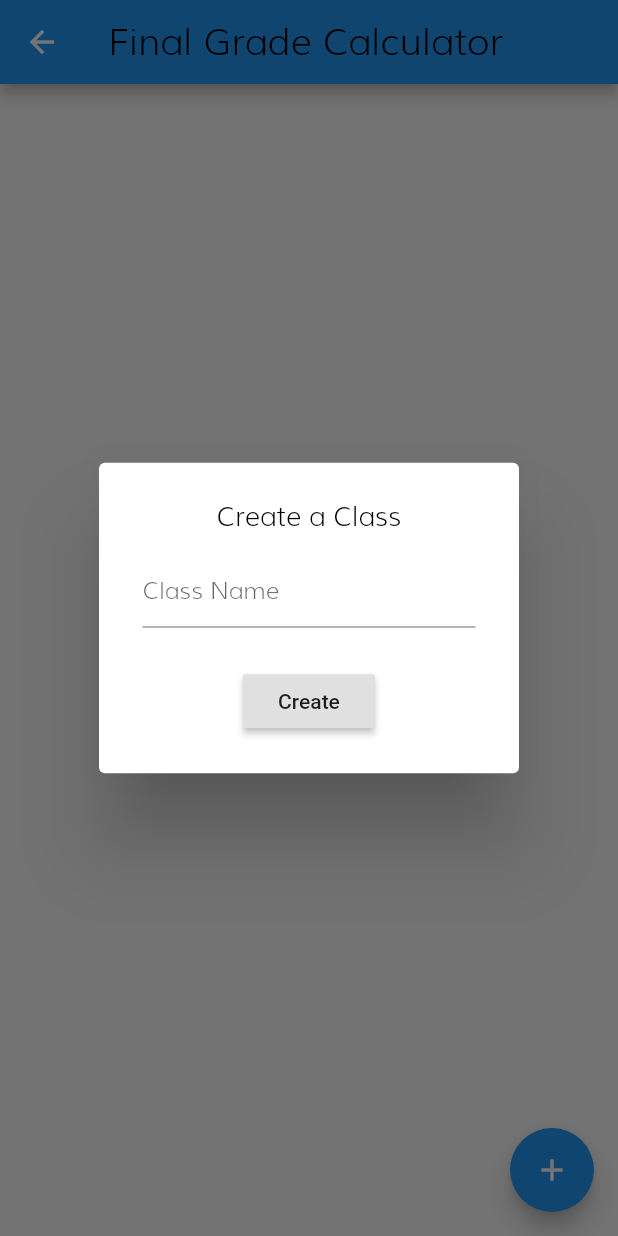
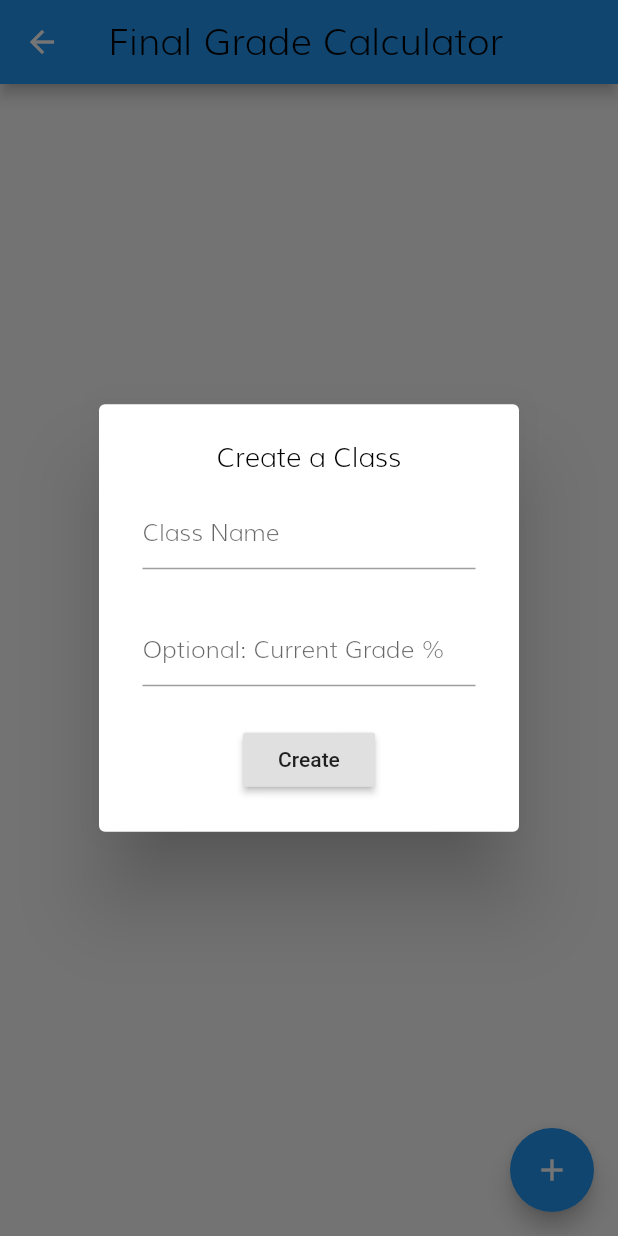
Before and after one commit to vincentT360/GradeBookApp, a Flutter app: the ClassGradeScreen screen opened directly with sample values from the repository, after a tap on the "add" icon, on a phone screen of 412 x 824 dp. Run offline on Flutter 3.47's test engine with Material 2 defaults, Android fonts, the phone set to English and light mode, and no system bars; our stand-ins replace sqflite; accounts and stored records are empty.

Commit message:
Added showing current grade and edit button

```diff
--- a/lib/class_grade.dart
+++ b/lib/class_grade.dart
@@ -41,6 +41,7 @@ class _ClassGradeScreenState extends State<ClassGradeScreen>{
   _ClassGradeScreenState(this.currentTool);
 
   static TextEditingController createClassController = TextEditingController();
+  static TextEditingController currentGradeController = TextEditingController();
 
   final dbHelper = DatabaseHelper.instance;
   List<UserClasses> retrieved = [];
@@ -48,7 +49,6 @@ class _ClassGradeScreenState extends State<ClassGradeScreen>{
   @override
   Widget build(BuildContext context)
   {
-    //Retrieve any classes stored in database
     return Scaffold(
       appBar: AppBar(title: Text(currentTool.toolName, style: Styles.navBarHeader)),
       body: Column(children: _renderColumnClasses(context)),
@@ -74,24 +74,58 @@ class _ClassGradeScreenState extends State<ClassGradeScreen>{
   }
 
   List<Widget> _createClassAlertDialog()
-  {
+  { //Create the pop up to add a class
     return [
             Container(padding: EdgeInsets.fromLTRB(5.0, 5.0, 5.0, 10.0), child: Text("Create a Class", textAlign: TextAlign.center, style: Styles.popUpText,)),
-            Container(padding: EdgeInsets.fromLTRB(5.0, 5.0, 5.0, 25.0), child: TextField(controller: createClassController, style: Styles.defaultText, decoration: InputDecoration(hintText: "Class Name"))),
-            Container(child: RaisedButton(child: Text("Create"), onPressed: _onPressedCreateClass, ))
+            _createTextFieldForCreateClass(createClassController, "Class Name"),
+            _createTextFieldForCreateClass(currentGradeController, "Optional: Current Grade %"),
+            Container(child: RaisedButton(child: Text("Create"), onPressed: _onPressedCreateClass))
           ];
   }
 
-  void _onPressedCreateClass(){
-
-    setState(() { //setState needed so we redraw the widget
-        _insertClassAsync(UserClasses(className: createClassController.text));
-    });
-    createClassController.clear();
-
+  _createTextFieldForCreateClass(TextEditingController controller, String hintText)
+  { //Render the text fields to retrieve user input
+    return Container(padding: EdgeInsets.fromLTRB(5.0, 5.0, 5.0, 25.0), child: TextField(controller: controller, style: Styles.defaultText, decoration: InputDecoration(hintText: hintText)));
   }
 
-  List<Widget> _renderColumnClasses(BuildContext context){
+  void _onPressedCreateClass()
+  {
+    //Determine appropriate response when class is added such as any value in current grade.
+    if (currentGradeController.text != "")
+    {
+      try {
+        double classGrade = double.parse(currentGradeController.text);
+        setState(() { //setState needed so we redraw the widget
+          _insertClassAsync(UserClasses(className: createClassController.text, grade: classGrade));
+      });
+      } on FormatException {
+        _wrongGradeInputAlertDialog();
+      }
+    } else {
+      setState(() { //setState needed so we redraw the widget
+          _insertClassAsync(UserClasses(className: createClassController.text, grade: 0.0));
+      });
+    }
+
+    createClassController.clear();
+    currentGradeController.clear();
+  }
+
+  void _wrongGradeInputAlertDialog()
+  {//Display error message if wrong input for current grade received.
+    showDialog(
+      context: context,
+      builder: (context) {
+        return AlertDialog(content:
+          Column(children: [Text("Please enter a decimal number only, no other characters please!", style: Styles.defaultText)], mainAxisSize: MainAxisSize.min,
+          )
+        );
+        }
+      );
+  }
+
+  List<Widget> _renderColumnClasses(BuildContext context)
+  { //Render the column children which are the classes the user has
     //List of classes to build, pulled from database
     _getClassesAsync();
 
@@ -106,16 +140,27 @@ class _ClassGradeScreenState extends State<ClassGradeScreen>{
 
   }
 
-  Widget _addCard(int index){
+  Widget _addCard(int index)
+  {
+    //Add the actual card itself
     return Card(
       child: Column(
         children: [
           Row(children: [_renderRowTitle(index), _deleteButton(index)], mainAxisAlignment: MainAxisAlignment.spaceBetween,),
+          Row(children: [_renderGradeView(index), _renderEditButton(index)], mainAxisAlignment: MainAxisAlignment.spaceBetween,)
         ],
 
       ),
 
     );
+  }
+
+  Widget _renderEditButton(int index){
+    return FlatButton(child: Text("Edit", style: Styles.defaultText, textAlign: TextAlign.center), onPressed: () {});
+  }
+
+  Widget _renderGradeView(int index){
+    return Container(padding:EdgeInsets.fromLTRB(15.0, 0.0, 0.0, 0.0), child: Text("${retrieved[index].grade.toString()}%", style: Styles.gradeDisplay));
   }
 
   Widget _renderRowTitle(int index){
@@ -127,11 +172,10 @@ class _ClassGradeScreenState extends State<ClassGradeScreen>{
       setState(() {
         _deleteClassAsync(index);
       });
-      //_deleteClassAsync(index);
     },);
   }
 
-
+  //Code below is the code used to insert data into the SQLite database
   void _insertClassAsync(UserClasses classToAdd) async {
     print("adding classes");
     await dbHelper.insertClass(classToAdd);
--- a/lib/styles.dart
+++ b/lib/styles.dart
@@ -7,6 +7,7 @@ class Styles{
   static const double _textSizeDefault = 16.0;
 
   static final Color _defaultColor = Colors.black;
+  static final Color _gradeDisplayColor = Colors.purple;
 
   static final String _defaultFont = "Muli";
 
@@ -15,5 +16,5 @@ class Styles{
   static final defaultText = TextStyle(fontFamily: _defaultFont, fontSize: _textSizeDefault, color: _defaultColor);
   static final popUpText = TextStyle(fontFamily: _defaultFont, fontSize: _textSizeMedium, color: _defaultColor);
   static final classCardTitles = TextStyle(fontFamily: _defaultFont, fontSize: _textSizeHeader, color: _defaultColor);
-
+  static final gradeDisplay = TextStyle(fontFamily: _defaultFont, fontSize: _textSizeHeader, color: _gradeDisplayColor);
 }
```
